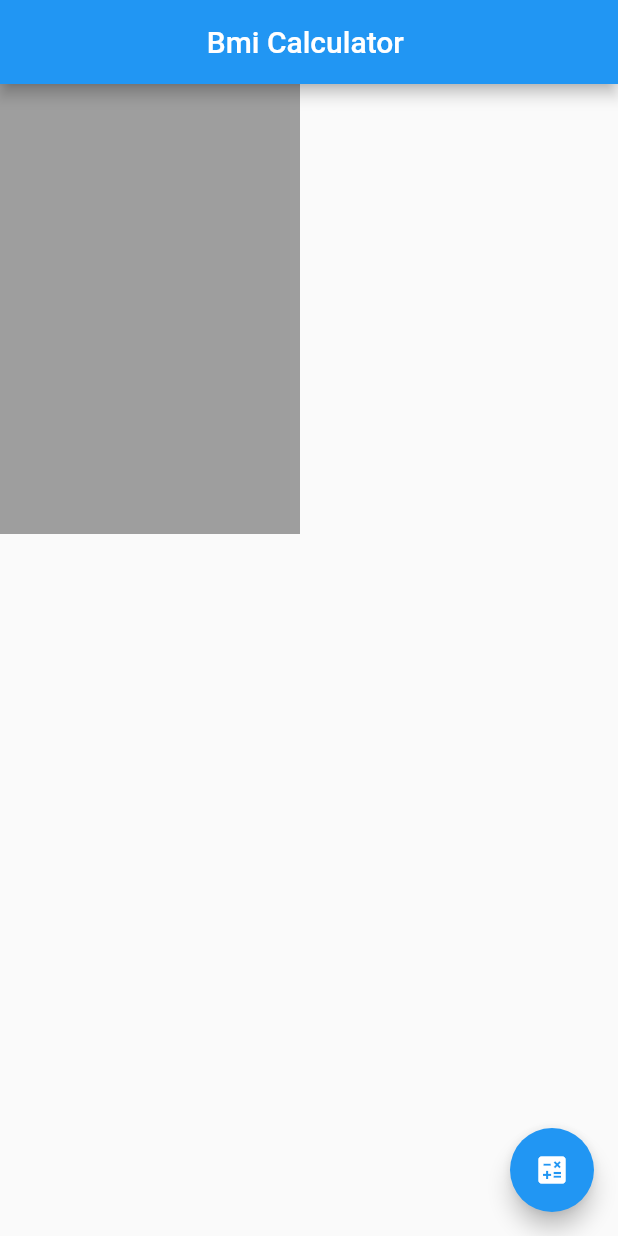
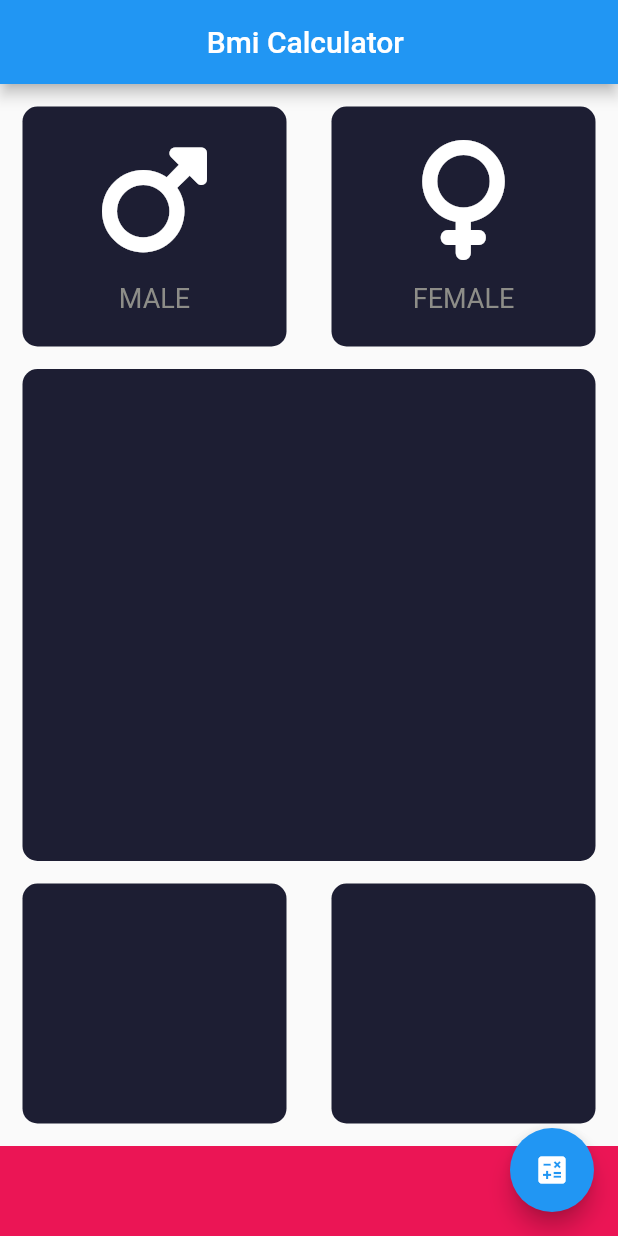
Before and after one commit to ikram-md/flutter, a Flutter app: the InputPage screen opened directly, on a phone screen of 412 x 824 dp. Run offline on Flutter 3.47's test engine with Material 2 defaults, Android fonts, the light colour scheme and no system bars; our stand-ins replace audioplayers, font_awesome_flutter, rflutter_alert.

Commit message:
Enhanced the layout further

```diff
--- /dev/null
+++ b/bmi/lib/components/constants.dart
@@ -0,0 +1,5 @@
+import 'package:flutter/material.dart';
+
+const primaryPurple = Color(0xff1d1e33);
+const lightColor =  Color(0xff15687);
+const bottomContainerHeight = 60.0;
--- /dev/null
+++ b/bmi/lib/components/icon_card.dart
@@ -0,0 +1,24 @@
+import 'package:flutter/material.dart';
+
+class IconCard extends StatelessWidget {
+  final IconData ic;
+  final String sexe;
+  const IconCard({
+    Key key, @required this.ic,
+    this.sexe
+
+  }) : super(key: key);
+
+  @override
+  Widget build(BuildContext context) {
+    return Column(
+      mainAxisAlignment: MainAxisAlignment.center,
+      children: <Widget>[
+        Icon(ic, size: 80.0,
+        color: Colors.white,),
+        SizedBox(height: 15.0,)
+        ,Text(sexe,style: TextStyle(fontSize: 18.0, color: Color(0xff8d8d88)),)
+      ],
+    );
+  }
+}
--- /dev/null
+++ b/bmi/lib/components/special_card.dart
@@ -0,0 +1,22 @@
+import 'package:flutter/material.dart';
+import 'constants.dart';
+
+class SpecialCard extends StatelessWidget {
+  final Widget cardChild;
+  final Color colour;
+  const SpecialCard({
+    Key key, this.colour = primaryPurple, this.cardChild,
+    }): super(key: key);
+  @override
+  Widget build(BuildContext context) {
+    return Container(
+      child: cardChild,
+      width: 160.0,
+      height: 160.0,
+      margin: EdgeInsets.all(15.0),
+      decoration: BoxDecoration(
+          color: colour,
+           borderRadius: BorderRadius.circular(10.0)),
+    );
+  }
+}
--- a/bmi/lib/input_page.dart
+++ b/bmi/lib/input_page.dart
@@ -1,7 +1,11 @@
 import 'package:flutter/material.dart';
+import 'components/constants.dart';
+import 'components/icon_card.dart';
+import 'components/special_card.dart';
+import 'package:font_awesome_flutter/font_awesome_flutter.dart';
 
 class InputPage extends StatefulWidget {
-  const InputPage({ Key? key }) : super(key: key);
+  const InputPage({Key key}) : super(key: key);
 
   @override
   _InputPageState createState() => _InputPageState();
@@ -13,19 +17,36 @@ class _InputPageState extends State<InputPage> {
     return Scaffold(
       appBar: AppBar(title: Center(child: Text('Bmi Calculator '))),
       body: Column(
-        children : <Widget>[
-          Row(
-            children: <Widget>[
-              Container(
-                color: Colors.grey,
-                width: 200.0,
-                height: 300.0,
-              )
-            ],
-          ),
+          mainAxisAlignment: MainAxisAlignment.spaceAround,
+          children: <Widget>[
+            Row(children: <Widget>[
+              Expanded(
+                  child: SpecialCard(
+                    colour: primaryPurple,
+                    cardChild: IconCard(ic : FontAwesomeIcons.mars, sexe: 'MALE'),
+                    )),
+              Expanded(
+                  child: SpecialCard(colour: primaryPurple, cardChild: IconCard(ic: FontAwesomeIcons.venus, sexe: "FEMALE",),))
+            ]),
+            Expanded(
+                child: Container(
+              margin: EdgeInsets.only(left : 15.0, right: 15.0),
+              decoration: BoxDecoration(
+                  color: primaryPurple, borderRadius: BorderRadius.circular(10.0)),
+            )),
+            Row(children: <Widget>[
+              Expanded(
+                  child: SpecialCard(colour: primaryPurple,) ),
+              Expanded(
+                  child: SpecialCard(colour: primaryPurple,))
+            ])
+          ,Container(
+            color: Color(0xffeb1555),
+            height: bottomContainerHeight,
+            width: double.infinity,
 
-        ]
-      ),
+          )
+          ]),
       floatingActionButton: FloatingActionButton(
         onPressed: () {},
         child: Icon(Icons.calculate),
@@ -33,3 +54,23 @@ class _InputPageState extends State<InputPage> {
     );
   }
 }
+
+
+/*class SpecialCard extends StatelessWidget {
+  const SpecialCard({
+    Key? key,
+  }) : super(key: key);
+
+  @override
+  Widget build(BuildContext context) {
+    return Container(
+                width: 200.0,
+                height: 200.0,
+                margin: EdgeInsets.all(15.0),
+                decoration: BoxDecoration(
+      color: primaryPurple,
+      borderRadius: BorderRadius.circular(10.0)),
+              );
+  }
+}
+*/
--- a/bmi/lib/main.dart
+++ b/bmi/lib/main.dart
@@ -1,18 +1,21 @@
 import 'package:flutter/material.dart';
 import 'input_page.dart';
+import 'components/constants.dart';
+import 'package:font_awesome_flutter/font_awesome_flutter.dart';
 void main() {
   runApp(BMI());
 }
 
 class BMI extends StatelessWidget {
-  const BMI({ Key? key }) : super(key: key);
+  const BMI({ Key key }) : super(key: key);
 
   @override
   Widget build(BuildContext context) {
     return MaterialApp(
+      debugShowCheckedModeBanner: false,
       theme: ThemeData(
         primaryColor: Color(0xff10002b),
-        accentColor: Color(0xff240046),
+        accentColor: primaryPurple,
         scaffoldBackgroundColor: Color(0xff10002b),
         textTheme: TextTheme(
           bodyText2: TextStyle(color: Color(0xffffffff))),
--- a/bmi/pubspec.yaml
+++ b/bmi/pubspec.yaml
@@ -18,7 +18,7 @@ publish_to: 'none' # Remove this line if you wish to publish to pub.dev
 version: 1.0.0+1
 
 environment:
-  sdk: ">=2.12.0 <3.0.0"
+  sdk: ">=2.11.0 <3.0.0"
 
 dependencies:
   flutter:
@@ -28,6 +28,7 @@ dependencies:
   # The following adds the Cupertino Icons font to your application.
   # Use with the CupertinoIcons class for iOS style icons.
   cupertino_icons: ^1.0.2
+  font_awesome_flutter: ^9.1.0
 
 dev_dependencies:
   flutter_test:
--- a/quizz_app/pubspec.yaml
+++ b/quizz_app/pubspec.yaml
@@ -21,6 +21,7 @@ environment:
   sdk: ">=2.12.0 <3.0.0"
 
 dependencies:
+  rflutter_alert: ^2.0.4
   flutter:
     sdk: flutter
 
```
Also changed, not shown: quizz_app/lib/main.dart (+42 -22 lines), quizz_app/lib/quizz_brain.dart (+12 -4 lines), bmi/pubspec.lock, quizz_app/pubspec.lock.
